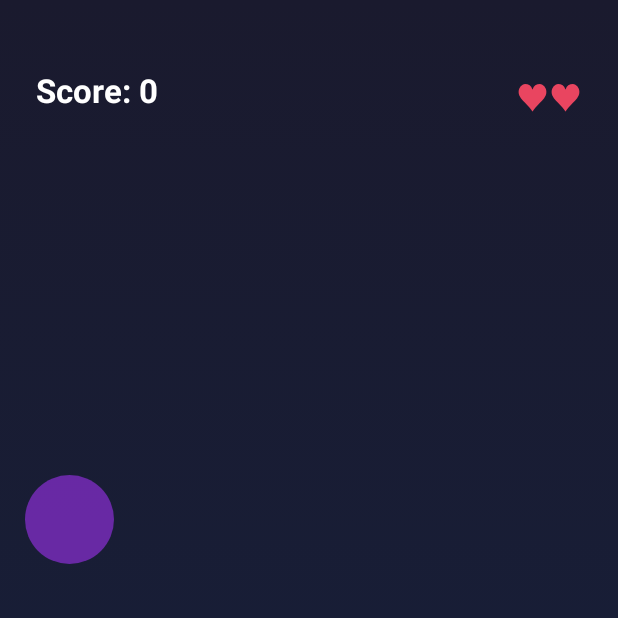
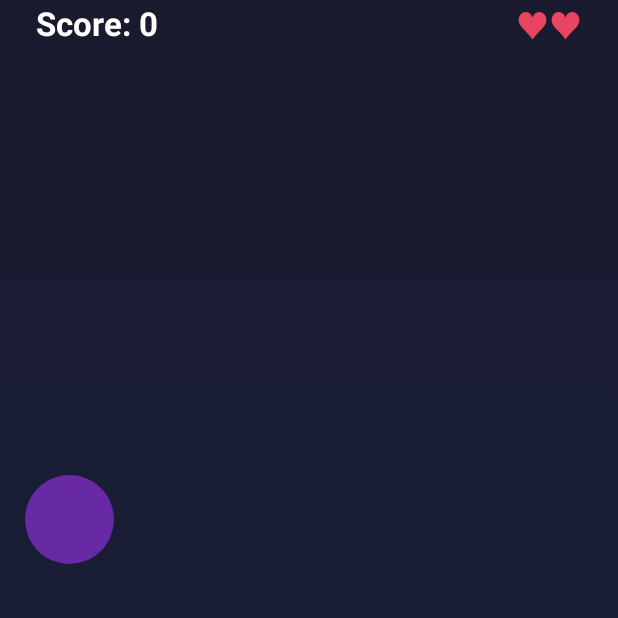
Before and after one commit to windedupbird-sys/droid-play, an Android app built with Jetpack Compose: the screen it shows after launch (MainActivity), after a tap on "Play", on a phone screen of 412 x 824 dp, the top half of it. Run offline under Robolectric (Android 15) with nearby library versions, the phone set to English and light mode, and no system bars; our stand-ins replace AdMob; 1 statement that could not run was skipped.

Commit message:
Fix Play Console warnings: fragment, edge-to-edge, large screens (v1.1.3)
- Force androidx.fragment:fragment 1.8.5 to override transitive 1.0.0 from play-services
- Apply safeDrawingPadding for system bar insets on Android 15+ edge-to-edge
- Remove portrait orientation lock; enable resizeableActivity for large screens
- Bump versionCode to 7, versionName to 1.1.3

Co-authored-by: windedupbird <windedupbird@gmail.com>

```diff
--- a/app/src/main/AndroidManifest.xml
+++ b/app/src/main/AndroidManifest.xml
@@ -23,7 +23,7 @@
         <activity
             android:name=".MainActivity"
             android:exported="true"
-            android:screenOrientation="portrait"
+            android:resizeableActivity="true"
             android:theme="@style/Theme.ColorTap">
             <intent-filter>
                 <action android:name="android.intent.action.MAIN" />
--- a/app/src/main/java/com/colortapz/game/GameScreen.kt
+++ b/app/src/main/java/com/colortapz/game/GameScreen.kt
@@ -12,9 +12,11 @@ import androidx.compose.foundation.layout.Column
 import androidx.compose.foundation.layout.Row
 import androidx.compose.foundation.layout.Spacer
 import androidx.compose.foundation.layout.fillMaxSize
+import androidx.compose.foundation.layout.fillMaxWidth
 import androidx.compose.foundation.layout.height
 import androidx.compose.foundation.layout.offset
 import androidx.compose.foundation.layout.padding
+import androidx.compose.foundation.layout.safeDrawingPadding
 import androidx.compose.foundation.layout.size
 import androidx.compose.foundation.shape.CircleShape
 import androidx.compose.material3.Button
@@ -65,6 +67,7 @@ fun GameScreen(
     Box(
         modifier = Modifier
             .fillMaxSize()
+            .safeDrawingPadding()
             .background(
                 Brush.verticalGradient(
                     colors = listOf(Color(0xFF1A1A2E), Color(0xFF16213E))
@@ -77,11 +80,11 @@ fun GameScreen(
                 onPlay = startGame
             )
             GamePhase.PLAYING -> {
-                Hud(score = uiState.score, lives = uiState.lives)
                 TargetField(
                     targets = uiState.targets,
                     onTargetTap = viewModel::tapTarget
                 )
+                Hud(score = uiState.score, lives = uiState.lives)
             }
             GamePhase.GAME_OVER -> GameOverOverlay(
                 score = uiState.score,
@@ -96,10 +99,10 @@ fun GameScreen(
 private fun Hud(score: Int, lives: Int) {
     Row(
         modifier = Modifier
-            .fillMaxSize()
-            .padding(horizontal = 24.dp, vertical = 48.dp),
+            .fillMaxWidth()
+            .padding(horizontal = 24.dp),
         horizontalArrangement = Arrangement.SpaceBetween,
-        verticalAlignment = Alignment.Top
+        verticalAlignment = Alignment.CenterVertically
     ) {
         Text(
             text = "Score: $score",
--- a/app/src/main/res/values/themes.xml
+++ b/app/src/main/res/values/themes.xml
@@ -1,7 +1,7 @@
 <?xml version="1.0" encoding="utf-8"?>
 <resources>
     <style name="Theme.ColorTap" parent="android:Theme.Material.Light.NoActionBar">
-        <item name="android:statusBarColor">#FF1A1A2E</item>
-        <item name="android:navigationBarColor">#FF1A1A2E</item>
+        <item name="android:statusBarColor">@android:color/transparent</item>
+        <item name="android:navigationBarColor">@android:color/transparent</item>
     </style>
 </resources>
```
Also changed, not shown: app/build.gradle.kts (+4 -3 lines).
